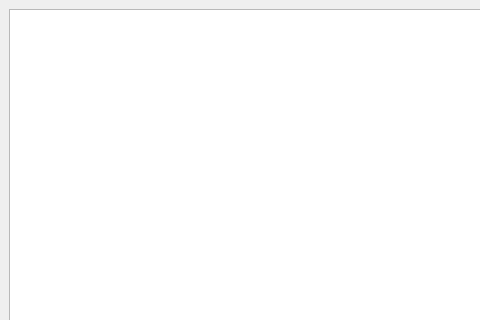
Qt form BookWindow.ui (Aidanjm13/AudiobookReader) before a commit; both pictures show x 0 to 480 and y 0 to 320 of the 836 by 827 pixel window.
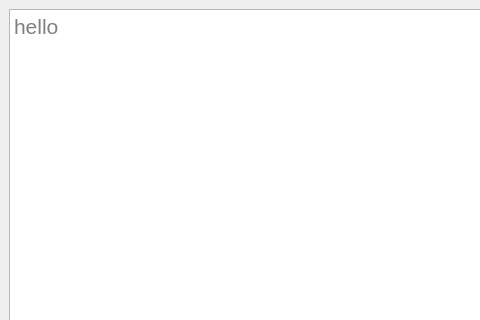
The same form after that commit.

Commit message: displays text and saves position when opening book

```diff
--- a/BookWindow.ui
+++ b/BookWindow.ui
@@ -19,9 +19,29 @@
      <layout class="QVBoxLayout" name="verticalLayout" stretch="12,1">
       <item>
        <widget class="QTextEdit" name="TextArea">
+        <property name="sizePolicy">
+         <sizepolicy hsizetype="Ignored" vsizetype="Expanding">
+          <horstretch>0</horstretch>
+          <verstretch>0</verstretch>
+         </sizepolicy>
+        </property>
+        <property name="font">
+         <font>
+          <pointsize>16</pointsize>
+         </font>
+        </property>
+        <property name="verticalScrollBarPolicy">
+         <enum>Qt::ScrollBarPolicy::ScrollBarAlwaysOff</enum>
+        </property>
+        <property name="horizontalScrollBarPolicy">
+         <enum>Qt::ScrollBarPolicy::ScrollBarAlwaysOff</enum>
+        </property>
         <property name="readOnly">
          <bool>true</bool>
         </property>
+        <property name="placeholderText">
+         <string>hello</string>
+        </property>
        </widget>
       </item>
       <item>
```
The commit also changes 4 other files.
